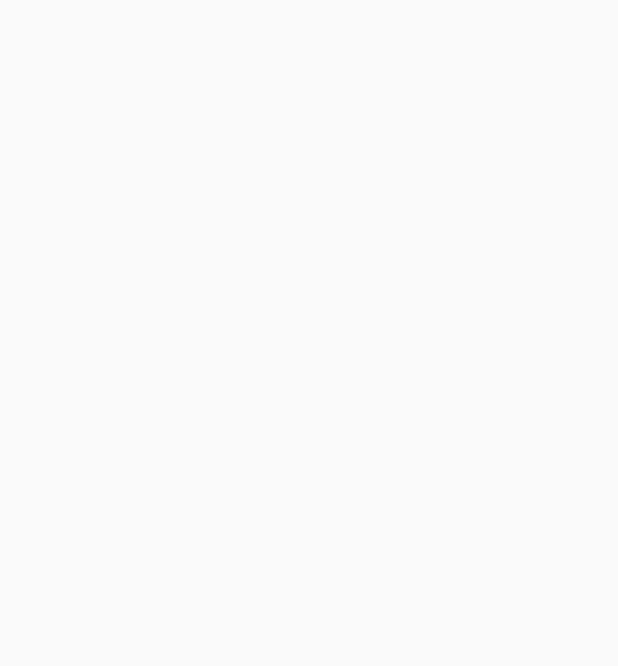
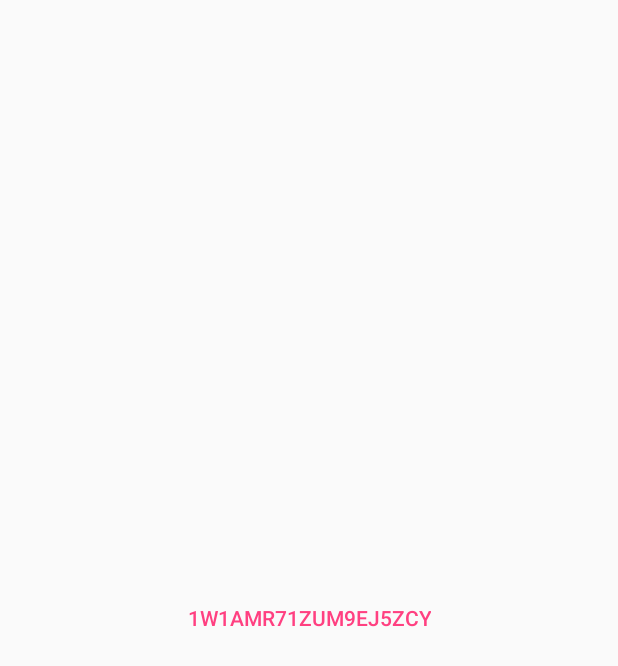
Before and after one commit to delaware2017/team-10, an Android app: the GenerateCoupon screen opened directly, with no data from a screen before it, on a phone screen of 412 x 824 dp. Before the commit the part shown is empty. Shown: the top 666 px of the screen. Run offline under Robolectric (Android 15) with nearby library versions, the phone set to English and light mode, and no system bars.

Commit message:
coupon-generate-randomkey

```diff
--- a/WholesomeWave/app/src/main/java/com/example/nidhi/wholesomewave/Controller/GenerateCoupon.java
+++ b/WholesomeWave/app/src/main/java/com/example/nidhi/wholesomewave/Controller/GenerateCoupon.java
@@ -2,8 +2,11 @@ package com.example.nidhi.wholesomewave.Controller;
 
 import android.support.v7.app.AppCompatActivity;
 import android.os.Bundle;
+import android.widget.TextView;
 
 import com.example.nidhi.wholesomewave.R;
+
+import java.util.Random;
 
 public class GenerateCoupon extends AppCompatActivity {
 
@@ -11,5 +14,23 @@ public class GenerateCoupon extends AppCompatActivity {
     protected void onCreate(Bundle savedInstanceState) {
         super.onCreate(savedInstanceState);
         setContentView(R.layout.activity_generate_coupon);
+        String randomKey = getSaltString();
+
+        TextView mTextView = (TextView) findViewById(R.id.Coupon);
+        mTextView.setText(randomKey);
+
+    }
+
+    protected String getSaltString() {
+        String SALTCHARS = "ABCDEFGHIJKLMNOPQRSTUVWXYZ1234567890";
+        StringBuilder salt = new StringBuilder();
+        Random rnd = new Random();
+        while (salt.length() < 18) { // length of the random string.
+            int index = (int) (rnd.nextFloat() * SALTCHARS.length());
+            salt.append(SALTCHARS.charAt(index));
+        }
+        String saltStr = salt.toString();
+        return saltStr;
+
     }
 }
--- a/WholesomeWave/app/src/main/res/layout/activity_generate_coupon.xml
+++ b/WholesomeWave/app/src/main/res/layout/activity_generate_coupon.xml
@@ -1,10 +1,18 @@
 <?xml version="1.0" encoding="utf-8"?>
-<android.support.constraint.ConstraintLayout
+<LinearLayout
     xmlns:android="http://schemas.android.com/apk/res/android"
     xmlns:app="http://schemas.android.com/apk/res-auto"
     xmlns:tools="http://schemas.android.com/tools"
     android:layout_width="match_parent"
     android:layout_height="match_parent"
+    android:gravity="center"
     tools:context="com.example.nidhi.wholesomewave.Controller.GenerateCoupon">
 
-</android.support.constraint.ConstraintLayout>
+    <TextView
+        android:id="@+id/Coupon"
+        style="?android:attr/buttonBarButtonStyle"
+        android:layout_width="wrap_content"
+        android:layout_height="wrap_content"
+        android:elevation="24dp"
+        android:text="QR Code"/>
+</LinearLayout>
```
